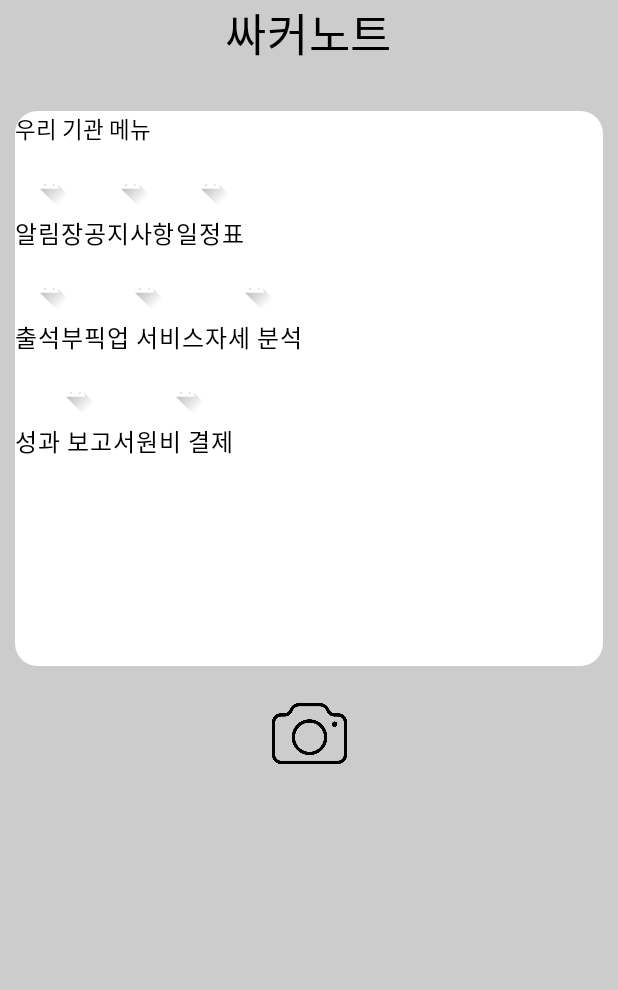
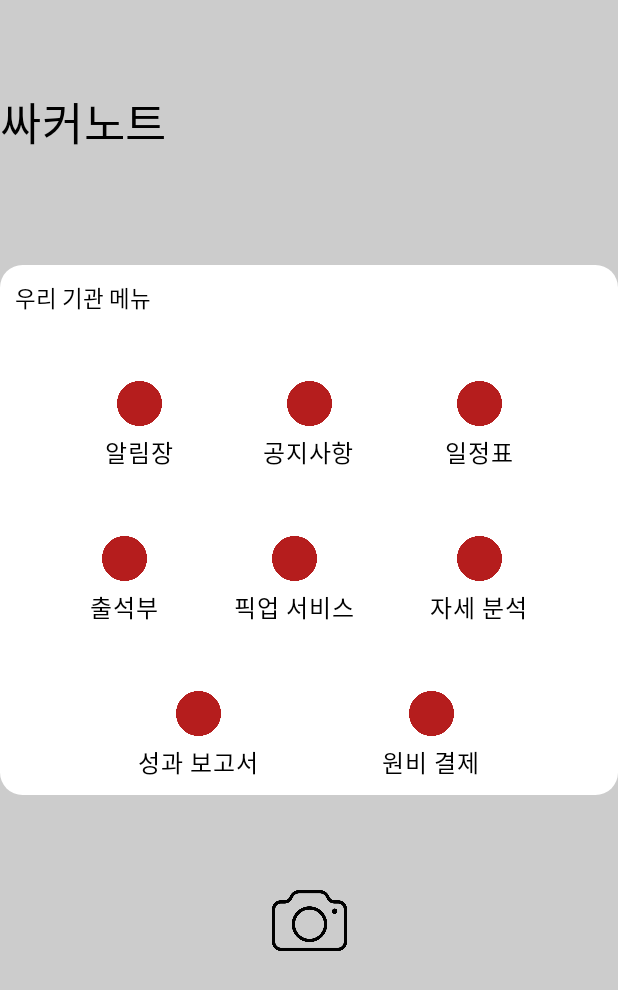
Before and after one commit to gaa333/CV2Project, an Android app built with Jetpack Compose: the screen it shows after launch (MainActivity), on a phone screen of 412 x 824 dp. Shown: the top 990 px of the screen. Run offline under Robolectric (Android 15) with nearby library versions, the phone set to English and light mode, and no system bars; libraries missing offline, so code that uses them is left out: androidx.camera.core, androidx.camera.lifecycle, androidx.camera.video, androidx.camera.view; 1 statement that could not run was skipped.

Commit message:
메뉴 버튼 함수화

```diff
--- a/app/src/main/java/com/example/cv2project/MainActivity.kt
+++ b/app/src/main/java/com/example/cv2project/MainActivity.kt
@@ -2,6 +2,7 @@ package com.example.cv2project
 
 import android.annotation.SuppressLint
 import android.content.ContentValues
+import android.content.Context
 import android.content.Intent
 import android.os.Build
 import android.os.Bundle
@@ -63,7 +64,6 @@ import com.example.cv2project.ui.theme.CV2ProjectTheme
 import androidx.camera.core.Preview
 
 
-
 class MainActivity : ComponentActivity() {
     override fun onCreate(savedInstanceState: Bundle?) {
         super.onCreate(savedInstanceState)
@@ -96,194 +96,66 @@ fun MainScreen() {
             modifier = Modifier
                 .fillMaxSize()
                 .background(Color.LightGray),
-            horizontalAlignment = Alignment.CenterHorizontally,
-            verticalArrangement = Arrangement.Top
+            horizontalAlignment = Alignment.CenterHorizontally
         ) {
+            Spacer(modifier = Modifier.weight(0.1f))
             Row(
+                modifier = Modifier
+                    .fillMaxWidth()
+                    .weight(0.1f),
                 horizontalArrangement = Arrangement.Start
             ) {
                 Text("싸커노트", color = Color.Black, fontSize = 30.sp)
             }
-            Spacer(modifier = Modifier.size(20.dp))
+
+            Spacer(modifier = Modifier.weight(0.1f))
+
             Column(
                 modifier = Modifier
+                    .fillMaxWidth()
+                    .weight(0.6f)
+                    .clip(RoundedCornerShape(15.dp))
+                    .background(Color.White)
                     .padding(10.dp)
-                    .fillMaxWidth()
-                    .fillMaxHeight(0.5f)
-                    .clip(RoundedCornerShape(15.dp))
-                    .background(color = Color.White)
             ) {
                 Text("우리 기관 메뉴", fontSize = 15.sp)
-                Spacer(modifier = Modifier.size(10.dp))
-                // 첫번째 줄 버튼
-                Row(
-                    horizontalArrangement = Arrangement.Center
-                ) {
-                    // 알림장 버튼 notice
-                    Column(
-                        horizontalAlignment = Alignment.CenterHorizontally,
-                        verticalArrangement = Arrangement.Center,
-                    ) {
-                        Image(
-                            painter = painterResource(R.drawable.ic_launcher_foreground),
-                            contentDescription = null,
-                            Modifier
-                                .size(30.dp)
-                                .clickable {
-                                    val intent1 = Intent(context, NoticeActivity::class.java)
-                                    context.startActivity(intent1)
-                                }
-                        )
-                        Spacer(modifier = Modifier.size(5.dp))
-                        Text("알림장")
-                    }
-                    // 공지사항 버튼 announcement
-                    Column(
-                        horizontalAlignment = Alignment.CenterHorizontally,
-                        verticalArrangement = Arrangement.Center
-                    ) {
-                        Image(
-                            painter = painterResource(R.drawable.ic_launcher_foreground),
-                            contentDescription = null,
-                            Modifier
-                                .size(30.dp)
-                                .clickable {
-                                    val intent2 = Intent(context, AnnouncementActivity::class.java)
-                                    context.startActivity(intent2)
-                                }
-                        )
-                        Spacer(modifier = Modifier.size(5.dp))
-                        Text("공지사항")
-                    }
-                    // 일정표 버튼 schedule
-                    Column(
-                        horizontalAlignment = Alignment.CenterHorizontally,
-                        verticalArrangement = Arrangement.Center
-                    ) {
-                        Image(
-                            painter = painterResource(R.drawable.ic_launcher_foreground),
-                            contentDescription = null,
-                            Modifier
-                                .size(30.dp)
-                                .clickable {
-                                    val intent3 = Intent(context, ScheduleActivity::class.java)
-                                    context.startActivity(intent3)
-                                }
-                        )
-                        Spacer(modifier = Modifier.size(5.dp))
-                        Text("일정표")
-                    }
+                Spacer(modifier = Modifier.weight(0.1f))
+
+                // 첫 번째 줄 버튼 (각 메뉴마다 다른 이미지 적용)
+                Row(modifier = Modifier.fillMaxWidth(), horizontalArrangement = Arrangement.SpaceEvenly) {
+                    MenuButton("알림장", R.drawable.red, context, NoticeActivity::class.java)
+                    MenuButton("공지사항", R.drawable.red, context, AnnouncementActivity::class.java)
+                    MenuButton("일정표", R.drawable.red, context, ScheduleActivity::class.java)
                 }
-                Spacer(modifier = Modifier.size(10.dp))
-                // 두번째 줄 버튼
-                Row(
-                    horizontalArrangement = Arrangement.Center
-                ) {
-                    // 출석부 버튼 attendance
-                    Column(
-                        horizontalAlignment = Alignment.CenterHorizontally,
-                        verticalArrangement = Arrangement.Center
-                    ) {
-                        Image(
-                            painter = painterResource(R.drawable.ic_launcher_foreground),
-                            contentDescription = null,
-                            Modifier
-                                .size(30.dp)
-                                .clickable {
-                                    val intent4 = Intent(context, AttendanceActivity::class.java)
-                                    context.startActivity(intent4)
-                                }
-                        )
-                        Spacer(modifier = Modifier.size(5.dp))
-                        Text("출석부")
-                    }
-                    // 픽업 서비스 버튼 pickup service
-                    Column(
-                        horizontalAlignment = Alignment.CenterHorizontally,
-                        verticalArrangement = Arrangement.Center
-                    ) {
-                        Image(
-                            painter = painterResource(R.drawable.ic_launcher_foreground),
-                            contentDescription = null,
-                            Modifier
-                                .size(30.dp)
-                                .clickable {
-                                    val intent5 = Intent(context, PickupServiceActivity::class.java)
-                                    context.startActivity(intent5)
-                                }
-                        )
-                        Spacer(modifier = Modifier.size(5.dp))
-                        Text("픽업 서비스")
-                    }
-                    // 자세 분석 버튼 pose analysis
-                    Column(
-                        horizontalAlignment = Alignment.CenterHorizontally,
-                        verticalArrangement = Arrangement.Center
-                    ) {
-                        Image(
-                            painter = painterResource(R.drawable.ic_launcher_foreground),
-                            contentDescription = null,
-                            Modifier
-                                .size(30.dp)
-                                .clickable {
-                                    val intent6 = Intent(context, PoseAnalysisActivity::class.java)
-                                    context.startActivity(intent6)
-                                }
-                        )
-                        Spacer(modifier = Modifier.size(5.dp))
-                        Text("자세 분석")
-                    }
+
+                Spacer(modifier = Modifier.weight(0.1f))
+
+                // 두 번째 줄 버튼
+                Row(modifier = Modifier.fillMaxWidth(), horizontalArrangement = Arrangement.SpaceEvenly) {
+                    MenuButton("출석부", R.drawable.red, context, AttendanceActivity::class.java)
+                    MenuButton("픽업 서비스", R.drawable.red, context, PickupServiceActivity::class.java)
+                    MenuButton("자세 분석", R.drawable.red, context, PoseAnalysisActivity::class.java)
                 }
-                Spacer(modifier = Modifier.size(10.dp))
-                // 세번째 줄 버튼
-                Row(
-                    horizontalArrangement = Arrangement.Center
-                ) {
-                    // 성과 보고서 버튼 performance report
-                    Column(
-                        horizontalAlignment = Alignment.CenterHorizontally,
-                        verticalArrangement = Arrangement.Center
-                    ) {
-                        Image(
-                            painter = painterResource(R.drawable.ic_launcher_foreground),
-                            contentDescription = null,
-                            Modifier
-                                .size(30.dp)
-                                .clickable {
-                                    val intent7 =
-                                        Intent(context, PerformanceReportActivity::class.java)
-                                    context.startActivity(intent7)
-                                }
-                        )
-                        Spacer(modifier = Modifier.size(5.dp))
-                        Text("성과 보고서")
-                    }
-                    // 원비 결제 버튼 payment
-                    Column(
-                        horizontalAlignment = Alignment.CenterHorizontally,
-                        verticalArrangement = Arrangement.Center
-                    ) {
-                        Image(
-                            painter = painterResource(R.drawable.ic_launcher_foreground),
-                            contentDescription = null,
-                            Modifier
-                                .size(30.dp)
-                                .clickable {
-                                    val intent8 = Intent(context, PaymentActivity::class.java)
-                                    context.startActivity(intent8)
-                                }
-                        )
-                        Spacer(modifier = Modifier.size(5.dp))
-                        Text("원비 결제")
-                    }
+
+                Spacer(modifier = Modifier.weight(0.1f))
+
+                // 세 번째 줄 버튼
+                Row(modifier = Modifier.fillMaxWidth(), horizontalArrangement = Arrangement.SpaceEvenly) {
+                    MenuButton("성과 보고서", R.drawable.red, context, PerformanceReportActivity::class.java)
+                    MenuButton("원비 결제", R.drawable.red, context, PaymentActivity::class.java)
                 }
             }
-            Spacer(modifier = Modifier.size(10.dp))
+
+            Spacer(modifier = Modifier.weight(0.1f))
+
+
+            // 카메라 실행 버튼
             Row(
-                modifier = Modifier.fillMaxWidth(),
+                modifier = Modifier
+                    .fillMaxWidth()
+                    .weight(0.3f),
                 horizontalArrangement = Arrangement.Center
             ) {
-                // 카메라 버튼
                 Image(
                     painter = painterResource(R.drawable.camera),
                     contentDescription = null,
@@ -292,6 +164,7 @@ fun MainScreen() {
                         .clickable { showCamera = true }
                 )
             }
+            Spacer(modifier = Modifier.weight(0.1f))
         }
     } else {
         // 📸 카메라 화면
@@ -376,7 +249,8 @@ fun MainScreen() {
                     contentAlignment = Alignment.TopCenter
                 ) {
                     Row(
-                        modifier = Modifier.fillMaxWidth()
+                        modifier = Modifier
+                            .fillMaxWidth()
                             .padding(top = 10.dp),
                         horizontalArrangement = Arrangement.SpaceEvenly,
                         verticalAlignment = Alignment.Top
@@ -390,10 +264,16 @@ fun MainScreen() {
                                 .clickable {
                                     imageCapture?.let { capture ->
                                         val imageContentValues = ContentValues().apply {
-                                            put(MediaStore.MediaColumns.DISPLAY_NAME, "IMG_${System.currentTimeMillis()}")
+                                            put(
+                                                MediaStore.MediaColumns.DISPLAY_NAME,
+                                                "IMG_${System.currentTimeMillis()}"
+                                            )
                                             put(MediaStore.MediaColumns.MIME_TYPE, "image/jpeg")
                                             if (Build.VERSION.SDK_INT >= Build.VERSION_CODES.Q) {
-                                                put(MediaStore.Images.Media.RELATIVE_PATH, "Pictures/MyApp")
+                                                put(
+                                                    MediaStore.Images.Media.RELATIVE_PATH,
+                                                    "Pictures/MyApp"
+                                                )
                                             }
                                         }
 
@@ -408,11 +288,18 @@ fun MainScreen() {
                                             ContextCompat.getMainExecutor(context),
                                             object : ImageCapture.OnImageSavedCallback {
                                                 override fun onImageSaved(outputFileResults: ImageCapture.OutputFileResults) {
-                                                    Log.d("CameraScreen", "Photo saved: ${outputFileResults.savedUri}")
+                                                    Log.d(
+                                                        "CameraScreen",
+                                                        "Photo saved: ${outputFileResults.savedUri}"
+                                                    )
                                                 }
 
                                                 override fun onError(exception: ImageCaptureException) {
-                                                    Log.e("CameraScreen", "Photo capture failed: ${exception.message}", exception)
+                                                    Log.e(
+                                                        "CameraScreen",
+                                                        "Photo capture failed: ${exception.message}",
+                                                        exception
+                                                    )
                                                 }
                                             }
                                         )
@@ -430,30 +317,50 @@ fun MainScreen() {
                                     videoCapture?.let { videoCap ->
                                         if (recording == null) { // 녹화 시작
                                             val videoContentValues = ContentValues().apply {
-                                                put(MediaStore.MediaColumns.DISPLAY_NAME, "VID_${System.currentTimeMillis()}")
+                                                put(
+                                                    MediaStore.MediaColumns.DISPLAY_NAME,
+                                                    "VID_${System.currentTimeMillis()}"
+                                                )
                                                 put(MediaStore.MediaColumns.MIME_TYPE, "video/mp4")
                                                 if (Build.VERSION.SDK_INT >= Build.VERSION_CODES.Q) {
-                                                    put(MediaStore.Video.Media.RELATIVE_PATH, "Movies/MyApp")
+                                                    put(
+                                                        MediaStore.Video.Media.RELATIVE_PATH,
+                                                        "Movies/MyApp"
+                                                    )
                                                 }
                                             }
 
-                                            val mediaStoreOutputOptions = MediaStoreOutputOptions.Builder(
-                                                context.contentResolver,
-                                                MediaStore.Video.Media.EXTERNAL_CONTENT_URI
-                                            ).setContentValues(videoContentValues).build()
+                                            val mediaStoreOutputOptions =
+                                                MediaStoreOutputOptions.Builder(
+                                                    context.contentResolver,
+                                                    MediaStore.Video.Media.EXTERNAL_CONTENT_URI
+                                                ).setContentValues(videoContentValues).build()
 
-                                            recording = videoCap.output.prepareRecording(context, mediaStoreOutputOptions)
+                                            recording = videoCap.output.prepareRecording(
+                                                context,
+                                                mediaStoreOutputOptions
+                                            )
                                                 .start(ContextCompat.getMainExecutor(context)) { recordEvent ->
                                                     when (recordEvent) {
                                                         is VideoRecordEvent.Start -> {
                                                             isRecording = true
-                                                            Log.d("CameraScreen", "Video recording started")
+                                                            Log.d(
+                                                                "CameraScreen",
+                                                                "Video recording started"
+                                                            )
                                                         }
+
                                                         is VideoRecordEvent.Finalize -> {
                                                             if (!recordEvent.hasError()) {
-                                                                Log.d("CameraScreen", "Video saved: ${recordEvent.outputResults.outputUri}")
+                                                                Log.d(
+                                                                    "CameraScreen",
+                                                                    "Video saved: ${recordEvent.outputResults.outputUri}"
+                                                                )
                                                             } else {
-                                                                Log.e("CameraScreen", "Video recording error: ${recordEvent.error}")
+                                                                Log.e(
+                                                                    "CameraScreen",
+                                                                    "Video recording error: ${recordEvent.error}"
+                                                                )
                                                             }
                                                             isRecording = false
                                                             recording = null
@@ -491,3 +398,24 @@ fun RequestCameraPermission() {
         launcher.launch(android.Manifest.permission.CAMERA)
     }
 }
+
+@Composable
+fun MenuButton(title: String, imageResId: Int, context: Context, activity: Class<*>) {
+    Column(
+        horizontalAlignment = Alignment.CenterHorizontally,
+        verticalArrangement = Arrangement.Center,
+        modifier = Modifier.clickable {
+            val intent = Intent(context, activity)
+            context.startActivity(intent)
+        }
+    ) {
+        Image(
+            painter = painterResource(imageResId), // ✅ 각 메뉴마다 다른 이미지 적용
+            contentDescription = title,
+            modifier = Modifier
+                .size(30.dp)
+        )
+        Spacer(modifier = Modifier.size(5.dp))
+        Text(title)
+    }
+}
```
